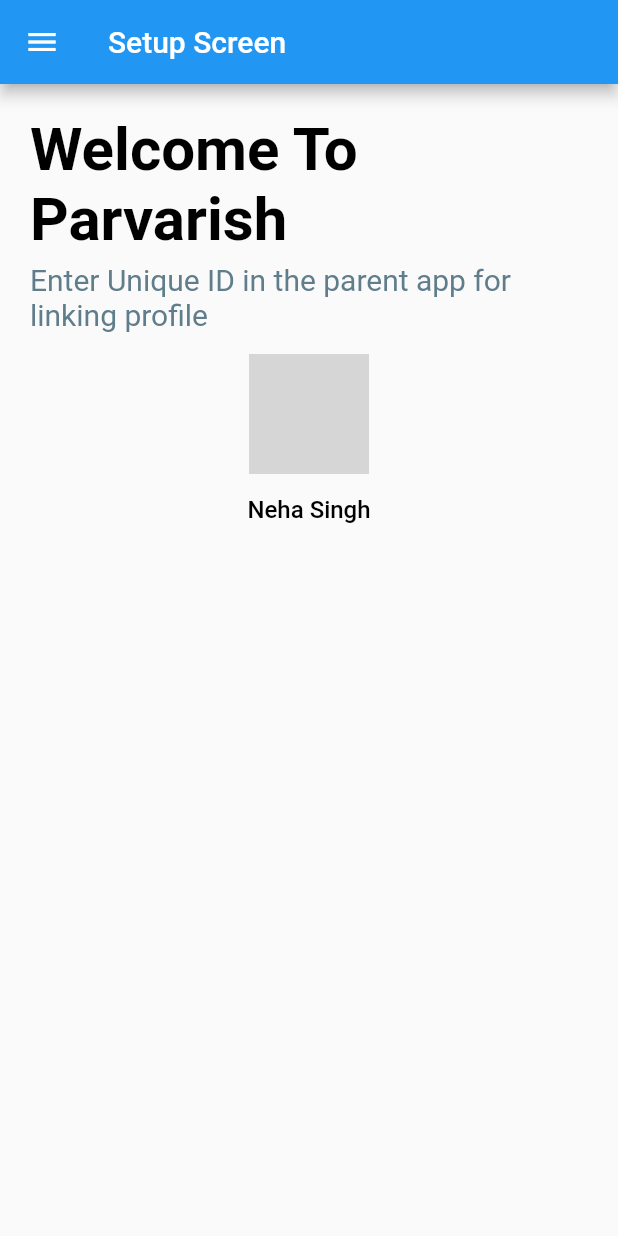
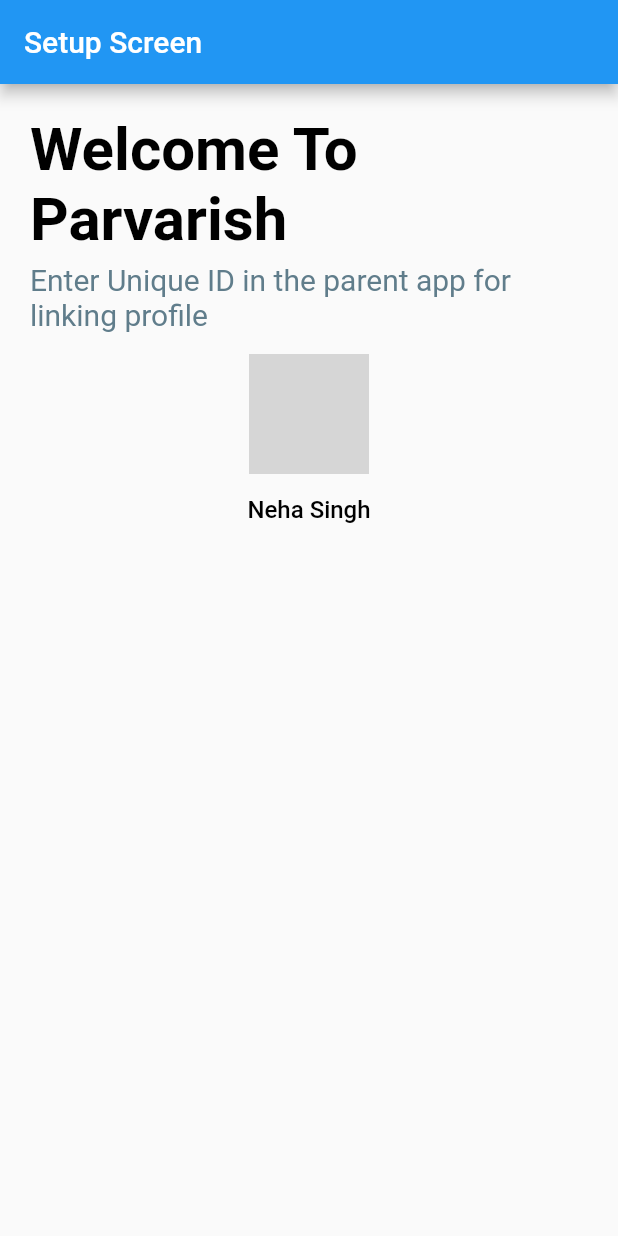
Before and after one commit to Tejaswika/Parvarish-Child, a Flutter app: the ChildScreen screen opened directly with empty values, on a phone screen of 412 x 824 dp. Run offline on Flutter 3.47's test engine with Material 2 defaults, Android fonts, the light colour scheme and no system bars; our stand-ins replace cloud_firestore, device_info_plus, firebase_auth, firebase_core, firebase_messaging, flutter_local_notifications and 2 more; missing offline and left inert: animated_snack_bar, app_usage, device_apps, flutter_background_service, flutter_background_service_android; accounts and stored records are empty; network calls fail; grey boxes are pictures that could not be loaded.

Commit message:
AppDrawer & functionality added in child app

```diff
--- a/lib/constants/db_constants.dart
+++ b/lib/constants/db_constants.dart
@@ -6,6 +6,9 @@
 }
 
 class ChildDataConstants {
+  static const name = 'name';
+  static const email = 'email';
+  static const phone = 'phone';
   static const difficultyLevel = "diffculty_level";
   static const attempted = "is_attempted";
   static const topicName = "topic_name";
--- a/lib/screens/child_screen.dart
+++ b/lib/screens/child_screen.dart
@@ -23,125 +23,125 @@
         appBar: AppBar(
           title: const Text('Setup Screen'),
         ),
-        drawer: Drawer(
-          child: ListView(
-            padding: EdgeInsets.zero,
-            // ignore: prefer_const_literals_to_create_immutables
-            children: [
-              const UserAccountsDrawerHeader(
-                decoration: BoxDecoration(
-                  image: DecorationImage(
-                    image: AssetImage('images/bgDrawer.jpg'),
-                    fit: BoxFit.cover,
-                  ),
-                ),
-                accountName: Text('Neha Singh'),
-                accountEmail: Text('test@test.com'),
-                currentAccountPicture: CircleAvatar(
-                  backgroundColor: Colors.lightBlueAccent,
-                  child: Text(
-                    'NS',
-                    style: TextStyle(fontSize: 30),
-                  ),
-                ),
-              ),
-              ListTile(
-                selected: _selected == 0,
-                leading: const Icon(Icons.home),
-                title: const Text('Home'),
-                onTap: () {
-                  changeSelected(0);
-                },
-                trailing: const Icon(Icons.arrow_forward_ios_rounded),
-              ),
-              const Divider(
-                thickness: 1,
-                indent: 10,
-                endIndent: 10,
-              ),
-              ListTile(
-                selected: _selected == 1,
-                leading: const Icon(Icons.face),
-                title: const Text('My Profile'),
-                onTap: () {
-                  changeSelected(1);
-                },
-                trailing: const Icon(Icons.arrow_forward_ios_rounded),
-              ),
-              const Divider(
-                thickness: 1,
-                indent: 10,
-                endIndent: 10,
-              ),
-              ListTile(
-                selected: _selected == 2,
-                leading: const Icon(Icons.quiz),
-                title: const Text('Quiz'),
-                onTap: () {
-                  changeSelected(2);
-                },
-                trailing: const Icon(Icons.arrow_forward_ios_rounded),
-              ),
-              const Divider(
-                thickness: 1,
-                indent: 10,
-                endIndent: 10,
-              ),
-              ListTile(
-                selected: _selected == 3,
-                leading: const Icon(Icons.book),
-                title: const Text('Report'),
-                onTap: () {
-                  changeSelected(3);
-                },
-                trailing: const Icon(Icons.arrow_forward_ios_rounded),
-              ),
-              const Divider(
-                thickness: 1,
-                indent: 10,
-                endIndent: 10,
-              ),
-              ListTile(
-                selected: _selected == 4,
-                leading: const Icon(Icons.settings),
-                title: const Text('Settings'),
-                onTap: () {
-                  changeSelected(4);
-                },
-                trailing: const Icon(Icons.arrow_forward_ios_rounded),
-              ),
-              const Divider(
-                thickness: 1,
-                indent: 10,
-                endIndent: 10,
-              ),
-              const ListTile(),
-              ListTile(
-                selected: _selected == 5,
-                leading: const Icon(Icons.phone_android_rounded),
-                title: const Text('Contact Us'),
-                onTap: () {
-                  changeSelected(5);
-                },
-                trailing: const Icon(Icons.arrow_forward_ios_rounded),
-              ),
-              const Divider(
-                thickness: 1,
-                indent: 20,
-                endIndent: 10,
-              ),
-              ListTile(
-                selected: _selected == 6,
-                leading: const Icon(Icons.logout_sharp),
-                title: const Text('Logout'),
-                onTap: () {
-                  changeSelected(6);
-                },
-                trailing: const Icon(Icons.arrow_forward_ios_rounded),
-              ),
-            ],
-          ),
-        ),
+        // drawer: Drawer(
+        //   child: ListView(
+        //     padding: EdgeInsets.zero,
+        //     // ignore: prefer_const_literals_to_create_immutables
+        //     children: [
+        //       const UserAccountsDrawerHeader(
+        //         decoration: BoxDecoration(
+        //           image: DecorationImage(
+        //             image: AssetImage('images/bgDrawer.jpg'),
+        //             fit: BoxFit.cover,
+        //           ),
+        //         ),
+        //         accountName: Text('Neha Singh'),
+        //         accountEmail: Text('test@test.com'),
+        //         currentAccountPicture: CircleAvatar(
+        //           backgroundColor: Colors.lightBlueAccent,
+        //           child: Text(
+        //             'NS',
+        //             style: TextStyle(fontSize: 30),
+        //           ),
+        //         ),
+        //       ),
+        //       ListTile(
+        //         selected: _selected == 0,
+        //         leading: const Icon(Icons.home),
+        //         title: const Text('Home'),
+        //         onTap: () {
+        //           changeSelected(0);
+        //         },
+        //         trailing: const Icon(Icons.arrow_forward_ios_rounded),
+        //       ),
+        //       const Divider(
+        //         thickness: 1,
+        //         indent: 10,
+        //         endIndent: 10,
+        //       ),
+        //       ListTile(
+        //         selected: _selected == 1,
+        //         leading: const Icon(Icons.face),
+        //         title: const Text('My Profile'),
+        //         onTap: () {
+        //           changeSelected(1);
+        //         },
+        //         trailing: const Icon(Icons.arrow_forward_ios_rounded),
+        //       ),
+        //       const Divider(
+        //         thickness: 1,
+        //         indent: 10,
+        //         endIndent: 10,
+        //       ),
+        //       ListTile(
+        //         selected: _selected == 2,
+        //         leading: const Icon(Icons.quiz),
+        //         title: const Text('Quiz'),
+        //         onTap: () {
+        //           changeSelected(2);
+        //         },
+        //         trailing: const Icon(Icons.arrow_forward_ios_rounded),
+        //       ),
+        //       const Divider(
+        //         thickness: 1,
+        //         indent: 10,
+        //         endIndent: 10,
+        //       ),
+        //       ListTile(
+        //         selected: _selected == 3,
+        //         leading: const Icon(Icons.book),
+        //         title: const Text('Report'),
+        //         onTap: () {
+        //           changeSelected(3);
+        //         },
+        //         trailing: const Icon(Icons.arrow_forward_ios_rounded),
+        //       ),
+        //       const Divider(
+        //         thickness: 1,
+        //         indent: 10,
+        //         endIndent: 10,
+        //       ),
+        //       ListTile(
+        //         selected: _selected == 4,
+        //         leading: const Icon(Icons.settings),
+        //         title: const Text('Settings'),
+        //         onTap: () {
+        //           changeSelected(4);
+        //         },
+        //         trailing: const Icon(Icons.arrow_forward_ios_rounded),
+        //       ),
+        //       const Divider(
+        //         thickness: 1,
+        //         indent: 10,
+        //         endIndent: 10,
+        //       ),
+        //       const ListTile(),
+        //       ListTile(
+        //         selected: _selected == 5,
+        //         leading: const Icon(Icons.phone_android_rounded),
+        //         title: const Text('Contact Us'),
+        //         onTap: () {
+        //           changeSelected(5);
+        //         },
+        //         trailing: const Icon(Icons.arrow_forward_ios_rounded),
+        //       ),
+        //       const Divider(
+        //         thickness: 1,
+        //         indent: 20,
+        //         endIndent: 10,
+        //       ),
+        //       ListTile(
+        //         selected: _selected == 6,
+        //         leading: const Icon(Icons.logout_sharp),
+        //         title: const Text('Logout'),
+        //         onTap: () {
+        //           changeSelected(6);
+        //         },
+        //         trailing: const Icon(Icons.arrow_forward_ios_rounded),
+        //       ),
+        //     ],
+        //   ),
+        // ),
         body: SafeArea(
             child: Container(
                 padding: const EdgeInsets.all(20),
--- a/pubspec.yaml
+++ b/pubspec.yaml
@@ -41,6 +41,7 @@
   firebase_core: ^1.20.0
   app_usage: ^2.0.0
   device_apps: ^2.2.0
+  url_launcher: ^6.1.5
 
   flutter_background_service: ^2.1.3
   animated_snack_bar: ^0.2.0
```
Also changed, not shown: lib/screens/my_nav_pill.dart (+7 -5 lines), lib/widget/drawer_item.dart (added, +41 -0 lines), lib/widget/home_appdrawer.dart (added, +142 -0 lines), pubspec.lock, 1 other file.
